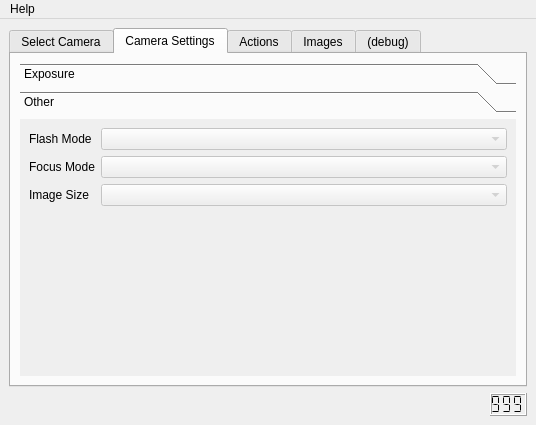
First picture: the form in camtool/camtool.ui, repository steveicarus/camctl, before the edit.
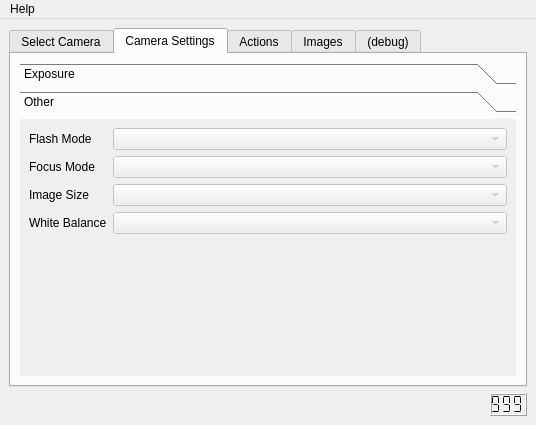
Second picture: the form after the edit. The open tabs and pages were chosen to show the change.

Commit message: Add WhiteBalance controls.

The edit to the form file:
```diff
--- a/camtool/camtool.ui
+++ b/camtool/camtool.ui
@@ -261,6 +261,23 @@
               </property>
              </widget>
             </item>
+            <item row="3" column="0" >
+             <widget class="QLabel" name="label_7" >
+              <property name="text" >
+               <string>White Balance</string>
+              </property>
+             </widget>
+            </item>
+            <item row="3" column="1" >
+             <widget class="QComboBox" name="white_balance_box" >
+              <property name="enabled" >
+               <bool>false</bool>
+              </property>
+              <property name="minimumContentsLength" >
+               <number>24</number>
+              </property>
+             </widget>
+            </item>
            </layout>
           </widget>
          </widget>
```
The commit also changes 8 other files.
